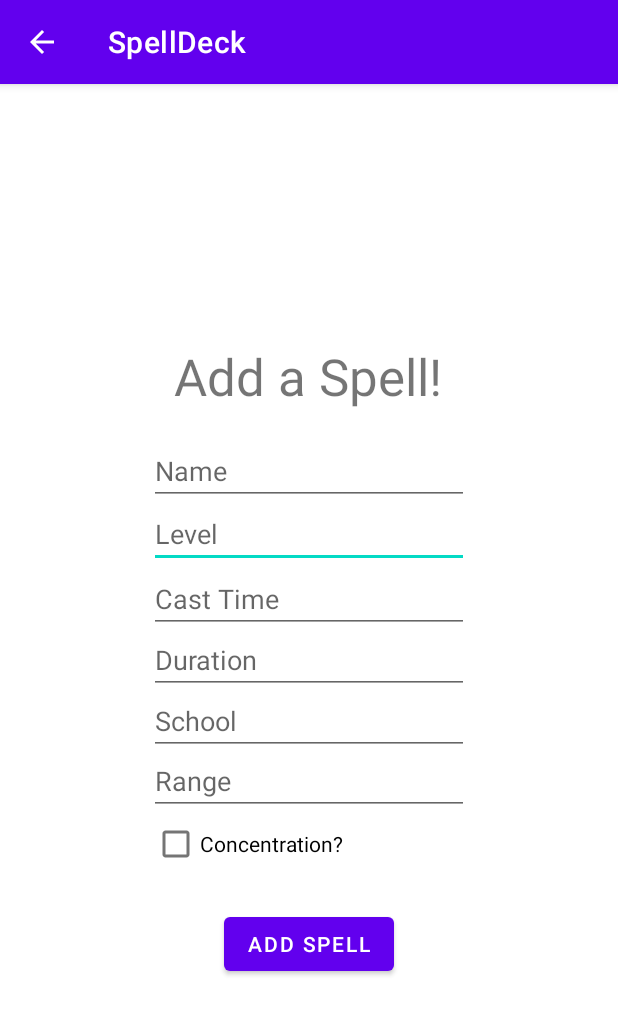
After one commit to collin-lyon/SpellDeck, an Android app: the AddSpell screen opened directly, with no data from a screen before it, on a phone screen of 412 x 824 dp. The commit adds this screen. Shown: the top 1015 px of the screen. Run offline under Robolectric (Android 15) with nearby library versions, the phone set to English and light mode, and no system bars.

Commit message:
Copied all code previously kept in SpellTracker

```diff
--- a/app/src/main/AndroidManifest.xml
+++ b/app/src/main/AndroidManifest.xml
@@ -18,6 +18,11 @@
                 <category android:name="android.intent.category.LAUNCHER" />
             </intent-filter>
         </activity>
+        <activity
+            android:name=".AddSpell"
+            android:exported="false"
+            android:parentActivityName=".MainActivity">
+        </activity>
     </application>
 
 </manifest>
--- /dev/null
+++ b/app/src/main/java/com/example/spelldeck/AddSpell.kt
@@ -0,0 +1,55 @@
+package com.example.spelldeck
+
+import android.os.Bundle
+import android.view.View
+import android.widget.Button
+import android.widget.CheckBox
+import android.widget.EditText
+import androidx.appcompat.app.AppCompatActivity
+import com.example.spelldeck.App.Companion.gSpells
+
+class AddSpell : AppCompatActivity(), View.OnClickListener {
+    override fun onClick(v: View) {
+        when (v.id) {
+            R.id.buttonAddSpell -> {
+                addSpell()
+                gSpells.load()
+            }
+        }
+    }
+
+    private fun addSpell() {
+        gSpells.addSpell(
+            spellName.text.toString().trim(),
+            spellLevel.text.toString().trim().toInt(),
+            spellSchool.text.toString().trim(),
+            spellCast.text.toString().trim(),
+            spellDur.text.toString().trim(),
+            spellCon.isChecked,
+            spellRange.text.toString().trim()
+        )
+    }
+    private lateinit var spellName: EditText
+    private lateinit var spellLevel: EditText
+    private lateinit var spellCast: EditText
+    private lateinit var spellDur: EditText
+    private lateinit var spellSchool: EditText
+    private lateinit var spellRange: EditText
+    private lateinit var spellCon: CheckBox
+
+    override fun onCreate(savedInstanceState: Bundle?) {
+        gSpells.load()
+        super.onCreate(savedInstanceState)
+        setContentView(R.layout.activity_add_spell)
+
+        spellName = findViewById(R.id.textName)
+        spellLevel = findViewById(R.id.textLevel)
+        spellCast = findViewById(R.id.textCast)
+        spellDur = findViewById(R.id.textDur)
+        spellSchool = findViewById(R.id.textSchool)
+        spellRange = findViewById(R.id.textRange)
+        spellCon = findViewById(R.id.checkCon)
+
+        findViewById<Button>(R.id.buttonAddSpell).setOnClickListener(this)
+    }
+}
--- /dev/null
+++ b/app/src/main/res/layout/activity_add_spell.xml
@@ -0,0 +1,126 @@
+<?xml version="1.0" encoding="utf-8"?>
+<androidx.constraintlayout.widget.ConstraintLayout xmlns:android="http://schemas.android.com/apk/res/android"
+    xmlns:app="http://schemas.android.com/apk/res-auto"
+    android:id="@+id/container"
+    android:layout_width="match_parent"
+    android:layout_height="match_parent"
+    android:paddingTop="?attr/actionBarSize">
+
+    <EditText
+        android:id="@+id/textLevel"
+        android:layout_width="wrap_content"
+        android:layout_height="wrap_content"
+        android:ems="10"
+        android:hint="Level"
+        android:inputType="textPersonName"
+        app:layout_constraintBottom_toBottomOf="parent"
+        app:layout_constraintEnd_toEndOf="parent"
+        app:layout_constraintStart_toStartOf="parent"
+        app:layout_constraintTop_toTopOf="parent"
+        app:layout_constraintVertical_bias="0.332" />
+
+    <EditText
+        android:id="@+id/textCast"
+        android:layout_width="wrap_content"
+        android:layout_height="wrap_content"
+        android:ems="10"
+        android:hint="Cast Time"
+        android:inputType="textPersonName"
+        app:layout_constraintBottom_toBottomOf="parent"
+        app:layout_constraintEnd_toEndOf="parent"
+        app:layout_constraintHorizontal_bias="0.501"
+        app:layout_constraintStart_toStartOf="parent"
+        app:layout_constraintTop_toTopOf="parent"
+        app:layout_constraintVertical_bias="0.397" />
+    <EditText
+        android:id="@+id/textName"
+        android:layout_width="wrap_content"
+        android:layout_height="wrap_content"
+        android:ems="10"
+        android:hint="Name"
+        android:inputType="textPersonName"
+        app:layout_constraintBottom_toBottomOf="parent"
+        app:layout_constraintEnd_toEndOf="parent"
+        app:layout_constraintHorizontal_bias="0.501"
+        app:layout_constraintStart_toStartOf="parent"
+        app:layout_constraintTop_toTopOf="parent"
+        app:layout_constraintVertical_bias="0.269" />
+
+    <EditText
+        android:id="@+id/textDur"
+        android:layout_width="wrap_content"
+        android:layout_height="wrap_content"
+        android:ems="10"
+        android:hint="Duration"
+        android:inputType="textPersonName"
+        app:layout_constraintBottom_toBottomOf="parent"
+        app:layout_constraintEnd_toEndOf="parent"
+        app:layout_constraintHorizontal_bias="0.501"
+        app:layout_constraintStart_toStartOf="parent"
+        app:layout_constraintTop_toTopOf="parent"
+        app:layout_constraintVertical_bias="0.458" />
+
+    <EditText
+        android:id="@+id/textSchool"
+        android:layout_width="wrap_content"
+        android:layout_height="wrap_content"
+        android:ems="10"
+        android:hint="School"
+        android:inputType="textPersonName"
+        app:layout_constraintBottom_toBottomOf="parent"
+        app:layout_constraintEnd_toEndOf="parent"
+        app:layout_constraintHorizontal_bias="0.501"
+        app:layout_constraintStart_toStartOf="parent"
+        app:layout_constraintTop_toTopOf="parent"
+        app:layout_constraintVertical_bias="0.519" />
+
+    <EditText
+        android:id="@+id/textRange"
+        android:layout_width="wrap_content"
+        android:layout_height="wrap_content"
+        android:ems="10"
+        android:hint="Range"
+        android:inputType="textPersonName"
+        app:layout_constraintBottom_toBottomOf="parent"
+        app:layout_constraintEnd_toEndOf="parent"
+        app:layout_constraintHorizontal_bias="0.501"
+        app:layout_constraintStart_toStartOf="parent"
+        app:layout_constraintTop_toTopOf="parent"
+        app:layout_constraintVertical_bias="0.579" />
+
+    <CheckBox
+        android:id="@+id/checkCon"
+        android:layout_width="209dp"
+        android:layout_height="49dp"
+        android:text="Concentration?"
+        app:layout_constraintBottom_toBottomOf="parent"
+        app:layout_constraintEnd_toEndOf="parent"
+        app:layout_constraintStart_toStartOf="parent"
+        app:layout_constraintTop_toTopOf="parent"
+        app:layout_constraintVertical_bias="0.643" />
+
+    <TextView
+        android:id="@+id/textAddTitle"
+        android:layout_width="wrap_content"
+        android:layout_height="wrap_content"
+        android:text="Add a Spell!"
+        android:textSize="34sp"
+        app:layout_constraintBottom_toBottomOf="parent"
+        app:layout_constraintEnd_toEndOf="parent"
+        app:layout_constraintHorizontal_bias="0.498"
+        app:layout_constraintStart_toStartOf="parent"
+        app:layout_constraintTop_toTopOf="parent"
+        app:layout_constraintVertical_bias="0.174" />
+
+    <Button
+        android:id="@+id/buttonAddSpell"
+        android:layout_width="wrap_content"
+        android:layout_height="wrap_content"
+        android:text="Add Spell"
+        app:layout_constraintBottom_toBottomOf="parent"
+        app:layout_constraintEnd_toEndOf="parent"
+        app:layout_constraintStart_toStartOf="parent"
+        app:layout_constraintTop_toTopOf="parent"
+        app:layout_constraintVertical_bias="0.743" />
+
+</androidx.constraintlayout.widget.ConstraintLayout>
--- /dev/null
+++ b/app/src/main/res/values/dimens.xml
@@ -0,0 +1,5 @@
+<resources>
+    <!-- Default screen margins, per the Android Design guidelines. -->
+    <dimen name="activity_horizontal_margin">16dp</dimen>
+    <dimen name="activity_vertical_margin">16dp</dimen>
+</resources>
```
Also changed, not shown: app/build.gradle (+10 -2 lines), app/src/main/java/com/example/spelldeck/MainActivity.kt (+21 -1 lines), app/src/main/java/com/example/spelldeck/Spell.kt (added, +11 -0 lines), app/src/main/java/com/example/spelldeck/Spells.kt (added, +21 -0 lines), app/src/main/res/drawable/ic_dashboard_black_24dp.xml (added, +9 -0 lines), app/src/main/res/drawable/ic_home_black_24dp.xml (added, +9 -0 lines), app/src/main/res/drawable/ic_notifications_black_24dp.xml (added, +9 -0 lines), app/src/main/res/layout/activity_main.xml (+7 -5 lines).
